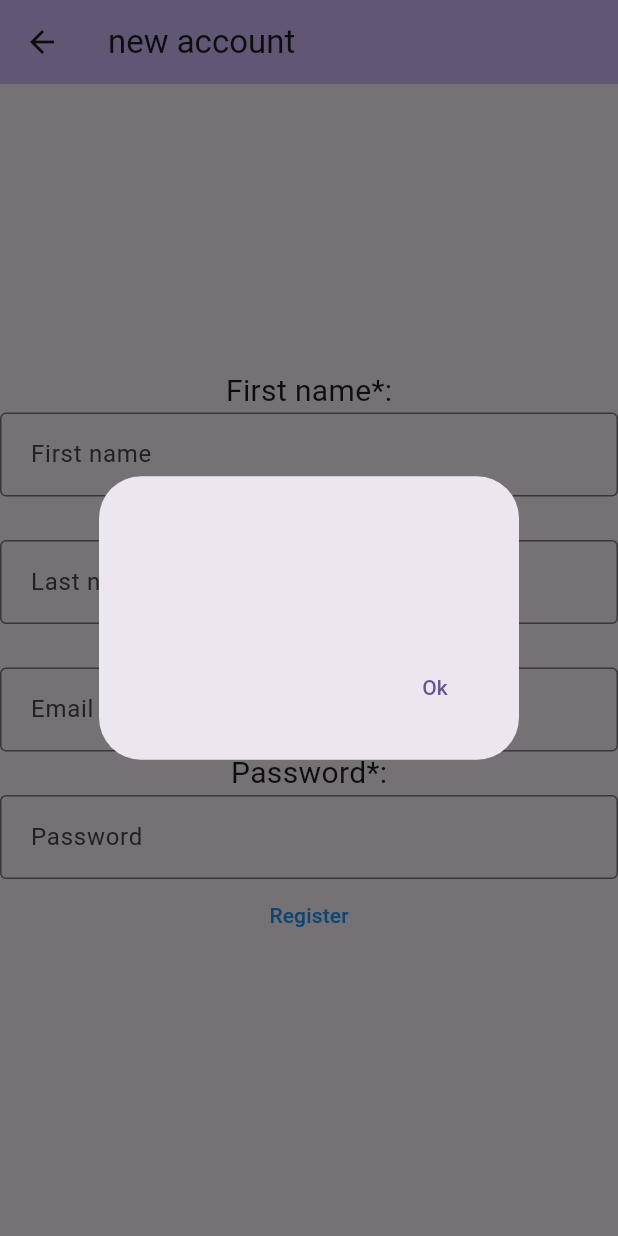
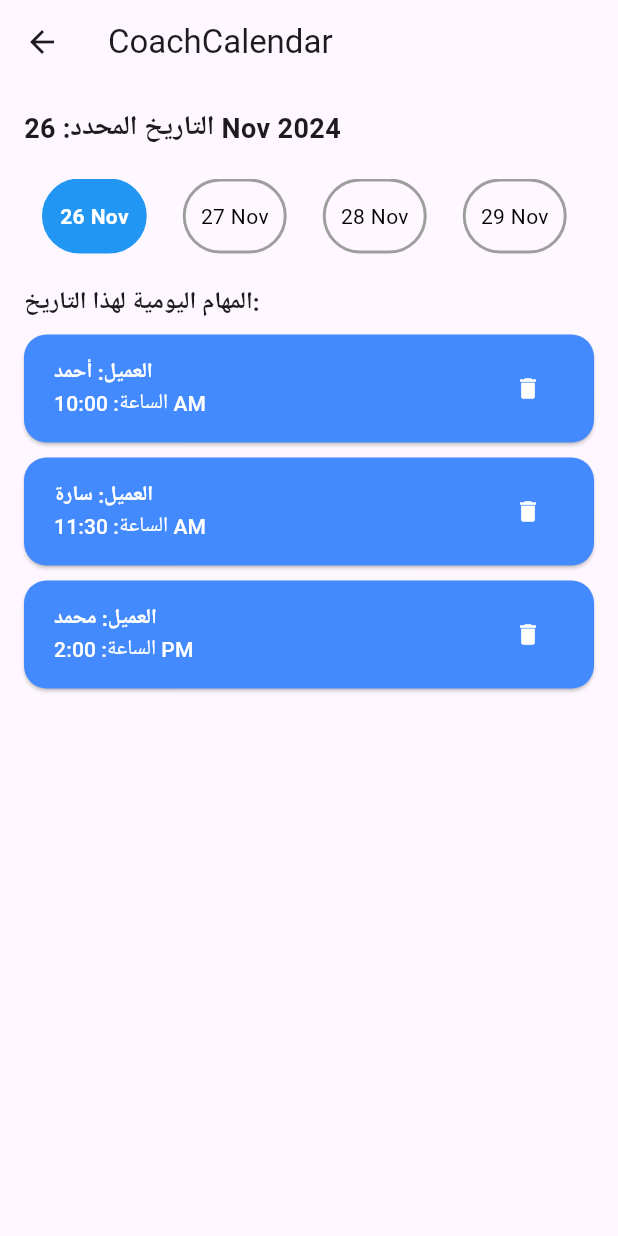
Before and after one commit to noorsharkia1/FinalProject, a Flutter app: the RegisterScreen screen opened directly, after a tap on "Register", on a phone screen of 412 x 824 dp. Run offline on Flutter 3.47's test engine with Material 3 defaults, Android fonts, the phone set to English and light mode, and no system bars.

Commit message:
add to reg..

```diff
--- /dev/null
+++ b/lib/Utils/ClientConfig.dart
@@ -0,0 +1 @@
+const serverPath = "https://darkgray-hummingbird-925566.hostingersite.com/watad/";
--- /dev/null
+++ b/lib/Views/CoachCalendar.dart
@@ -0,0 +1,199 @@
+import 'package:flutter/material.dart';
+import 'package:intl/intl.dart';
+
+class CoachCalendarScreen extends StatefulWidget {
+  const CoachCalendarScreen({super.key, required this.title});
+  final String title;
+
+  @override
+  State<CoachCalendarScreen> createState() => CoachCalendarScreenPageState();
+}
+
+class CoachCalendarScreenPageState extends State<CoachCalendarScreen> {
+  DateTime selectedDate = DateTime.now();
+  List<DateTime> dates = List.generate(
+    30, // عدد الأيام في الرزنامة
+        (index) => DateTime.now().add(Duration(days: index)),
+  );
+
+  // قائمة المهام اليومية المرتبطة بكل تاريخ (مثال بيانات مع اسم العميل والساعة)
+  Map<DateTime, List<Task>> dailyTasks = {
+    DateTime.now(): [
+      Task(customerName: "أحمد", time: "10:00 AM"),
+      Task(customerName: "سارة", time: "11:30 AM"),
+      Task(customerName: "محمد", time: "2:00 PM"),
+    ], // مثال لبعض المهام
+    DateTime.now().add(Duration(days: 1)): [
+      Task(customerName: "علي", time: "9:00 AM"),
+      Task(customerName: "ريم", time: "4:30 PM"),
+    ],
+  };
+
+  // هذا سيُنفذ عندما يضغط المستخدم على تاريخ
+  void _onDateSelected(DateTime date) {
+    setState(() {
+      selectedDate = date;
+    });
+  }
+
+  // دالة لحذف مهمة معينة
+  void _deleteTask(Task task) {
+    setState(() {
+      dailyTasks[selectedDate]?.remove(task);
+    });
+  }
+
+  @override
+  Widget build(BuildContext context) {
+    // تحويل المهام اليومية الخاصة بالتاريخ المحدد
+    List<Task> tasksForSelectedDate = dailyTasks[selectedDate] ?? [];
+
+    return Scaffold(
+      appBar: AppBar(
+        title: Text(widget.title),
+      ),
+      body: Padding(
+        padding: const EdgeInsets.all(16.0),
+        child: Column(
+          crossAxisAlignment: CrossAxisAlignment.start,
+          children: [
+            Text(
+              'التاريخ المحدد: ${DateFormat('dd MMM yyyy').format(selectedDate)}',
+              style: TextStyle(fontSize: 18, fontWeight: FontWeight.bold),
+            ),
+            SizedBox(height: 20),
+            DateTimelinePicker(
+              dates: dates,
+              selectedDate: selectedDate,
+              onDateSelected: _onDateSelected,
+              selectedDateColor: Colors.blue,
+              unselectedDateColor: Colors.grey,
+              selectedDateTextStyle: TextStyle(color: Colors.white, fontWeight: FontWeight.bold),
+              unselectedDateTextStyle: TextStyle(color: Colors.black),
+              itemSpacing: 12.0,
+              itemHeight: 50.0,
+            ),
+            SizedBox(height: 20),
+            // عرض المهام اليومية لهذا التاريخ داخل أزرار
+            Text(
+              'المهام اليومية لهذا التاريخ:',
+              style: TextStyle(fontSize: 16, fontWeight: FontWeight.bold),
+            ),
+            SizedBox(height: 10),
+            // عرض المهام كأزرار يمكن النقر عليها
+            Wrap(
+              spacing: 10.0,
+              runSpacing: 10.0,
+              children: tasksForSelectedDate.map((task) {
+                return ElevatedButton(
+                  style: ElevatedButton.styleFrom(
+                    padding: EdgeInsets.symmetric(horizontal: 20, vertical: 12),
+                    shape: RoundedRectangleBorder(borderRadius: BorderRadius.circular(15)),
+                    backgroundColor: Colors.blueAccent,
+                  ),
+                  onPressed: () {
+                    // هنا يمكنك إضافة الكود لربط الزر بصفحة أخرى
+                    ScaffoldMessenger.of(context).showSnackBar(
+                      SnackBar(content: Text('تم الضغط على مهمة: ${task.customerName}')),
+                    );
+                  },
+                  child: Row(
+                    children: [
+                      // عرض اسم العميل والساعة
+                      Column(
+                        crossAxisAlignment: CrossAxisAlignment.start,
+                        children: [
+                          Text('العميل: ${task.customerName}', style: TextStyle(color: Colors.white, fontWeight: FontWeight.bold)),
+                          Text('الساعة: ${task.time}', style: TextStyle(color: Colors.white)),
+                        ],
+                      ),
+                      // زر تعديل لحذف المهمة
+                      Spacer(),
+                      IconButton(
+                        icon: Icon(Icons.delete, color: Colors.white),
+                        onPressed: () {
+                          _deleteTask(task);
+                        },
+                      ),
+                    ],
+                  ),
+                );
+              }).toList(),
+            ),
+          ],
+        ),
+      ),
+    );
+  }
+}
+
+// هيكل المهمة
+class Task {
+  final String customerName;
+  final String time;
+
+  Task({required this.customerName, required this.time});
+}
+
+// الرزنامة مع اختيار التاريخ
+class DateTimelinePicker extends StatelessWidget {
+  final List<DateTime> dates;
+  final DateTime selectedDate;
+  final Function(DateTime) onDateSelected;
+  final Color selectedDateColor;
+  final Color unselectedDateColor;
+  final TextStyle selectedDateTextStyle;
+  final TextStyle unselectedDateTextStyle;
+  final double itemSpacing;
+  final double itemHeight;
+
+  DateTimelinePicker({
+    required this.dates,
+    required this.selectedDate,
+    required this.onDateSelected,
+    this.selectedDateColor = Colors.blue,
+    this.unselectedDateColor = Colors.grey,
+    this.selectedDateTextStyle = const TextStyle(color: Colors.white, fontWeight: FontWeight.bold),
+    this.unselectedDateTextStyle = const TextStyle(color: Colors.black),
+    this.itemSpacing = 10.0,
+    this.itemHeight = 50.0,
+  });
+
+  @override
+  Widget build(BuildContext context) {
+    return SingleChildScrollView(
+      scrollDirection: Axis.horizontal,
+      child: Row(
+        children: List.generate(dates.length, (index) {
+          final date = dates[index];
+          final isSelected = date.isAtSameMomentAs(selectedDate);
+
+          return GestureDetector(
+            onTap: () => onDateSelected(date),
+            child: Padding(
+              padding: EdgeInsets.symmetric(horizontal: itemSpacing),
+              child: Container(
+                height: itemHeight,
+                decoration: BoxDecoration(
+                  color: isSelected ? selectedDateColor : Colors.transparent,
+                  borderRadius: BorderRadius.circular(25),
+                  border: Border.all(
+                    color: isSelected ? selectedDateColor : unselectedDateColor,
+                    width: 2,
+                  ),
+                ),
+                padding: EdgeInsets.symmetric(horizontal: 10, vertical: 8),
+                child: Center(
+                  child: Text(
+                    DateFormat('dd MMM').format(date),
+                    style: isSelected ? selectedDateTextStyle : unselectedDateTextStyle,
+                  ),
+                ),
+              ),
+            ),
+          );
+        }),
+      ),
+    );
+  }
+}
--- a/lib/Views/RegisterScreen.dart
+++ b/lib/Views/RegisterScreen.dart
@@ -1,7 +1,11 @@
 import 'package:finalproject/Models/Client.dart';
+import 'package:finalproject/Utils/ClientConfig.dart';
 import 'package:finalproject/Utils/utils.dart';
+import 'package:finalproject/Views/CoachCalendar.dart';
 import 'package:finalproject/main.dart';
 import 'package:flutter/material.dart';
+import 'package:http/http.dart' as http;
+
 
 class RegisterScreen extends StatefulWidget {
   const RegisterScreen({super.key, required this.title});
@@ -44,6 +48,18 @@ class RegisterscreenPageState extends State<RegisterScreen> {
 
   @override
   Widget build(BuildContext context) {
+
+
+    Future insertUser(BuildContext context, String firstName, String lastName) async {
+      //   SharedPreferences prefs = await SharedPreferences.getInstance();
+      //  String? getInfoDeviceSTR = prefs.getString("getInfoDeviceSTR");
+      var url = "users/insertUser.php?firstName=" + firstName + "&lastName=" + lastName;
+      final response = await http.get(Uri.parse(serverPath + url));
+      // print(serverPath + url);
+      setState(() { });
+      Navigator.pop(context);
+    }
+
     return Scaffold(
       appBar: AppBar(
         backgroundColor: Theme.of(context).colorScheme.inversePrimary,
@@ -88,16 +104,44 @@ class RegisterscreenPageState extends State<RegisterScreen> {
               decoration: InputDecoration(
                   border: OutlineInputBorder(), hintText: ' Password'),
             ),
+            Text(
+              "height:",
+              style: TextStyle(fontSize: 20),
+            ),
+            TextField(
+              controller: _textPassword,
+              decoration: InputDecoration(
+                  border: OutlineInputBorder(), hintText: ' height'),
+            ),
+            Text(
+              "weight:",
+              style: TextStyle(fontSize: 20),
+            ),
+            TextField(
+              controller: _textPassword,
+              decoration: InputDecoration(
+                  border: OutlineInputBorder(), hintText: ' weight'),
+            ),
+            Text(
+              "Gender:",
+              style: TextStyle(fontSize: 20),
+            ),
+            TextField(
+              controller: _textPassword,
+              decoration: InputDecoration(
+                  border: OutlineInputBorder(), hintText: ' Gender'),
+            ),
 
             TextButton(
               style: ButtonStyle(
                 foregroundColor: MaterialStateProperty.all<Color>(Colors.blue),
               ),
               onPressed: () {
-                var Uti = new Utils();
-                Uti.showMyDialog(context, _textPassword.text, _textFirstName.text);
-                //insertUser(_textFirstName.text,_textLastName.text,_textPassword.text);
+              Navigator.push(
+              context,
+              MaterialPageRoute(builder: (context) => const CoachCalendarScreen(title: 'CoachCalendar')));
               },
+
               child: Text('Register'),
             ),
 
--- a/lib/main.dart
+++ b/lib/main.dart
@@ -86,7 +86,12 @@ class _MyHomePageState extends State<MyHomePage> {
               style: ButtonStyle(
                 foregroundColor: MaterialStateProperty.all<Color>(Colors.blue),
               ),
-              onPressed: () {},
+              onPressed: () {
+                Navigator.push(
+                    context,
+                    MaterialPageRoute(builder: (context) => const HomePageScreen(title: 'Home Page')));
+
+              },
               child: Text('login'),
             ),
             TextButton(
@@ -101,22 +106,16 @@ class _MyHomePageState extends State<MyHomePage> {
                           const RegisterScreen(title: "new account")),
                 );
               },
-              child: Text(''
-                  'create new account'),
+              child: Text('create new account'),
             ),
 
-            TextButton(
+            /*TextButton(
               style: ButtonStyle(
                 foregroundColor: MaterialStateProperty.all<Color>(Colors.blue),
               ),
-              onPressed: () {
-                Navigator.push(
-                  context,
-                  MaterialPageRoute(builder: (context) => const HomePageScreen(title: 'Home Page')));
 
-              },
               child: Text('Home Page'),
-            ),
+            ),*/
 
            /* TextButton(
                 child: Icon(Icons.remove_red_eye_rounded),
--- a/pubspec.yaml
+++ b/pubspec.yaml
@@ -17,7 +17,6 @@ publish_to: 'none' # Remove this line if you wish to publish to pub.dev
 # In Windows, build-name is used as the major, minor, and patch parts
 # of the product and file versions while build-number is used as the build suffix.
 version: 1.0.0+1
-
 environment:
   sdk: ^3.5.2
 
@@ -35,6 +34,8 @@ dependencies:
   # The following adds the Cupertino Icons font to your application.
   # Use with the CupertinoIcons class for iOS style icons.
   cupertino_icons: ^1.0.8
+  http: ^1.2.1
+  easy_date_timeline: ^2.0.6
 
 dev_dependencies:
   flutter_test:
```
Also changed, not shown: pubspec.lock.
